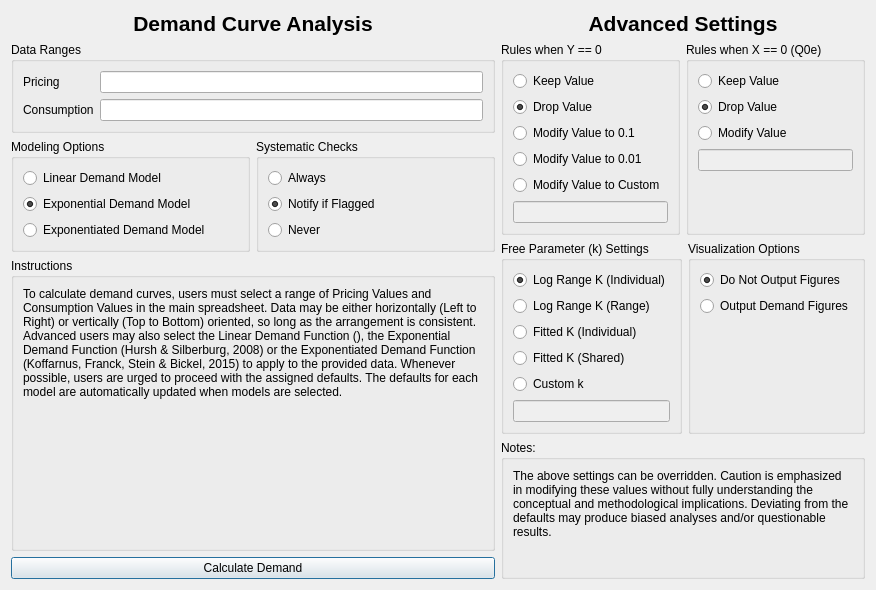
This is demandsettingsdialog.ui in miyamot0/DemandCalculatorQT as Qt 5 draws it before an edit. The edited form follows.
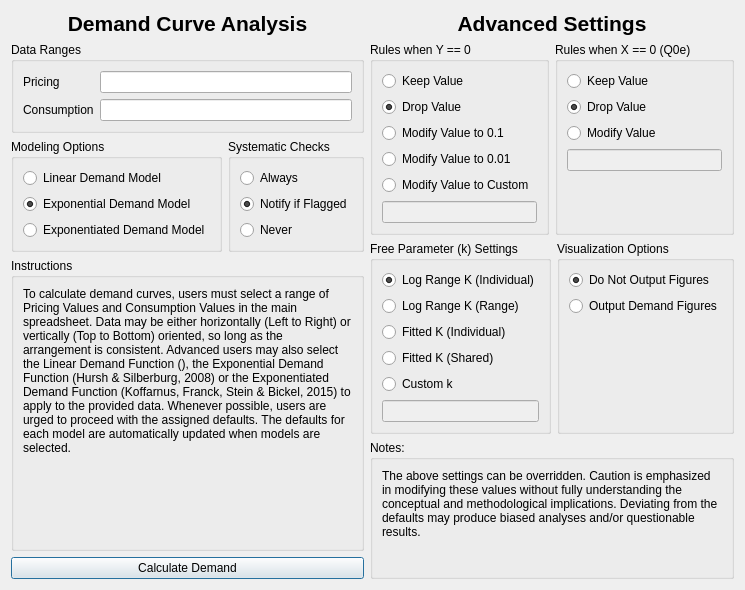
This is the edited form.

Commit message: Firm up dialog, from reset

What changed in the file:
```diff
--- a/demandsettingsdialog.ui
+++ b/demandsettingsdialog.ui
@@ -6,7 +6,7 @@
    <rect>
     <x>0</x>
     <y>0</y>
-    <width>876</width>
+    <width>669</width>
     <height>562</height>
    </rect>
   </property>
```
Left out of the diff: 2 changed lines with no effect on the pictures.
